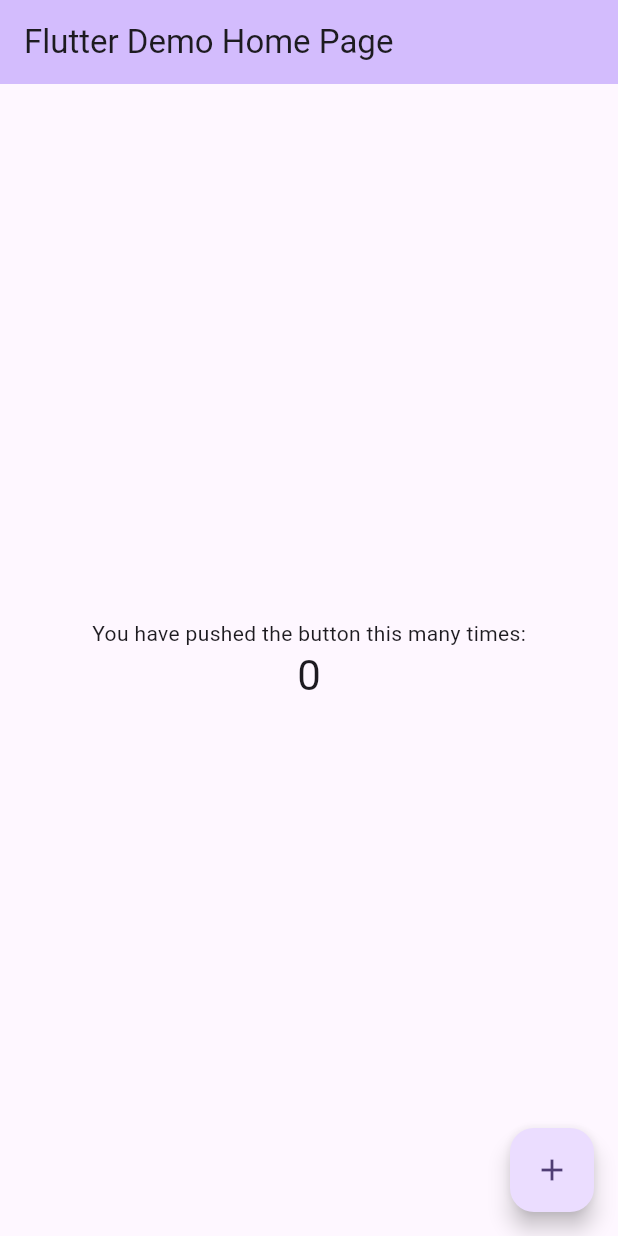
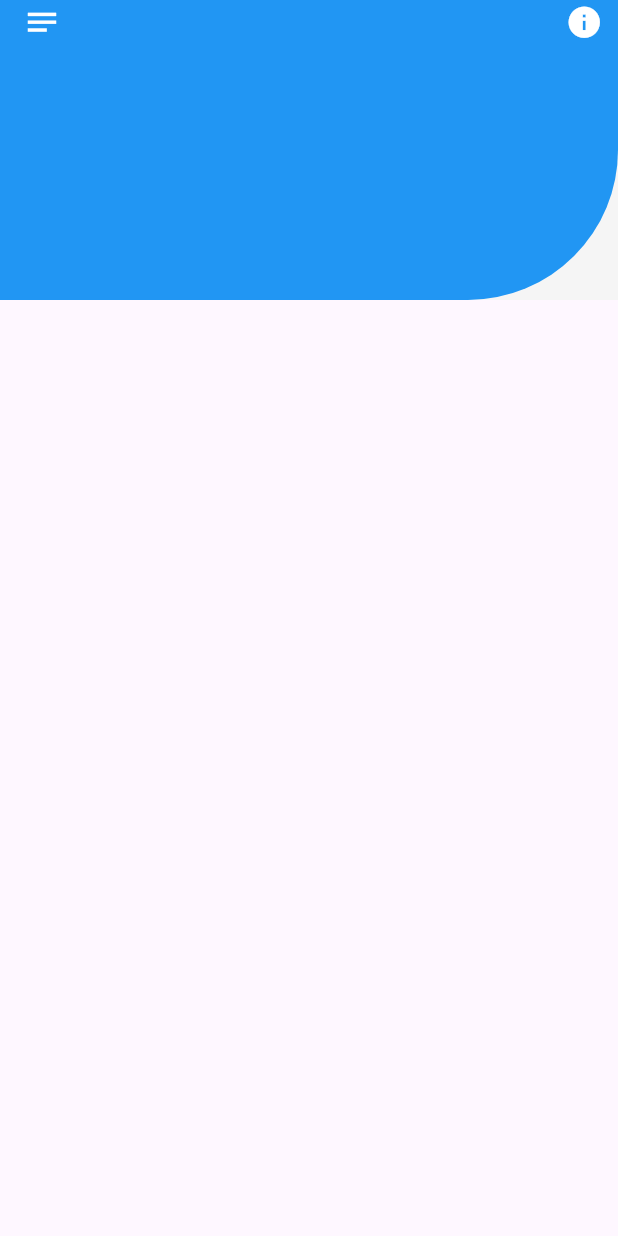
Before and after one commit to danielopara/flutter-projects, a Flutter app: the screen it shows after launch, on a phone screen of 412 x 824 dp. Run offline on Flutter 3.47's test engine with Material 3 defaults, Android fonts, the phone set to English and light mode, and no system bars; our stand-ins replace csv, google_fonts, share_plus, sqflite; missing offline and left inert: mobile_scanner; accounts and stored records are empty.

Commit message:
design format

```diff
--- a/fd_calculator/lib/main.dart
+++ b/fd_calculator/lib/main.dart
@@ -1,122 +1,55 @@
 import 'package:flutter/material.dart';
 
 void main() {
-  runApp(const MyApp());
+  runApp(MaterialApp(home: HomePage()));
 }
 
-class MyApp extends StatelessWidget {
-  const MyApp({super.key});
+class HomePage extends StatefulWidget {
+  const HomePage({super.key});
 
-  // This widget is the root of your application.
+  @override
+  State<HomePage> createState() => _HomePageState();
+}
+
+class _HomePageState extends State<HomePage> {
   @override
   Widget build(BuildContext context) {
-    return MaterialApp(
-      title: 'Flutter Demo',
-      theme: ThemeData(
-        // This is the theme of your application.
-        //
-        // TRY THIS: Try running your application with "flutter run". You'll see
-        // the application has a purple toolbar. Then, without quitting the app,
-        // try changing the seedColor in the colorScheme below to Colors.green
-        // and then invoke "hot reload" (save your changes or press the "hot
-        // reload" button in a Flutter-supported IDE, or press "r" if you used
-        // the command line to start the app).
-        //
-        // Notice that the counter didn't reset back to zero; the application
-        // state is not lost during the reload. To reset the state, use hot
-        // restart instead.
-        //
-        // This works for code too, not just values: Most code changes can be
-        // tested with just a hot reload.
-        colorScheme: .fromSeed(seedColor: Colors.deepPurple),
+    return Scaffold(
+      appBar: AppBar(
+        leading: Icon(Icons.notes, size: 25, color: Colors.white),
+        toolbarHeight: 30,
+        elevation: 0,
+        backgroundColor: Colors.blue,
+        actions: [
+          Padding(
+            padding: EdgeInsets.only(right: 10),
+            child: Icon(Icons.info, size: 25, color: Colors.white),
+          ),
+        ],
       ),
-      home: const MyHomePage(title: 'Flutter Demo Home Page'),
+      body: body(),
     );
   }
-}
 
-class MyHomePage extends StatefulWidget {
-  const MyHomePage({super.key, required this.title});
-
-  // This widget is the home page of your application. It is stateful, meaning
-  // that it has a State object (defined below) that contains fields that affect
-  // how it looks.
-
-  // This class is the configuration for the state. It holds the values (in this
-  // case the title) provided by the parent (in this case the App widget) and
-  // used by the build method of the State. Fields in a Widget subclass are
-  // always marked "final".
-
-  final String title;
-
-  @override
-  State<MyHomePage> createState() => _MyHomePageState();
-}
-
-class _MyHomePageState extends State<MyHomePage> {
-  int _counter = 0;
-
-  void _incrementCounter() {
-    setState(() {
-      // This call to setState tells the Flutter framework that something has
-      // changed in this State, which causes it to rerun the build method below
-      // so that the display can reflect the updated values. If we changed
-      // _counter without calling setState(), then the build method would not be
-      // called again, and so nothing would appear to happen.
-      _counter++;
-    });
-  }
-
-  @override
-  Widget build(BuildContext context) {
-    // This method is rerun every time setState is called, for instance as done
-    // by the _incrementCounter method above.
-    //
-    // The Flutter framework has been optimized to make rerunning build methods
-    // fast, so that you can just rebuild anything that needs updating rather
-    // than having to individually change instances of widgets.
-    return Scaffold(
-      appBar: AppBar(
-        // TRY THIS: Try changing the color here to a specific color (to
-        // Colors.amber, perhaps?) and trigger a hot reload to see the AppBar
-        // change color while the other colors stay the same.
-        backgroundColor: Theme.of(context).colorScheme.inversePrimary,
-        // Here we take the value from the MyHomePage object that was created by
-        // the App.build method, and use it to set our appbar title.
-        title: Text(widget.title),
-      ),
-      body: Center(
-        // Center is a layout widget. It takes a single child and positions it
-        // in the middle of the parent.
+  Widget body() {
+    return SingleChildScrollView(
+      child: Container(
+        color: Colors.grey[100],
         child: Column(
-          // Column is also a layout widget. It takes a list of children and
-          // arranges them vertically. By default, it sizes itself to fit its
-          // children horizontally, and tries to be as tall as its parent.
-          //
-          // Column has various properties to control how it sizes itself and
-          // how it positions its children. Here we use mainAxisAlignment to
-          // center the children vertically; the main axis here is the vertical
-          // axis because Columns are vertical (the cross axis would be
-          // horizontal).
-          //
-          // TRY THIS: Invoke "debug painting" (choose the "Toggle Debug Paint"
-          // action in the IDE, or press "p" in the console), to see the
-          // wireframe for each widget.
-          mainAxisAlignment: .center,
           children: [
-            const Text('You have pushed the button this many times:'),
-            Text(
-              '$_counter',
-              style: Theme.of(context).textTheme.headlineMedium,
+            Container(
+              height: 170,
+              decoration: BoxDecoration(
+                color: Colors.blue,
+                borderRadius: BorderRadius.only(
+                  bottomRight: Radius.circular(100),
+                ),
+              ),
+              // child: ,
             ),
           ],
         ),
       ),
-      floatingActionButton: FloatingActionButton(
-        onPressed: _incrementCounter,
-        tooltip: 'Increment',
-        child: const Icon(Icons.add),
-      ),
     );
   }
 }
--- a/fd_calculator/pubspec.yaml
+++ b/fd_calculator/pubspec.yaml
@@ -2,7 +2,7 @@ name: fd_calculator
 description: "A new Flutter project."
 # The following line prevents the package from being accidentally published to
 # pub.dev using `flutter pub publish`. This is preferred for private packages.
-publish_to: 'none' # Remove this line if you wish to publish to pub.dev
+publish_to: "none" # Remove this line if you wish to publish to pub.dev
 
 # The following defines the version and build number for your application.
 # A version number is three numbers separated by dots, like 1.2.43
@@ -34,6 +34,7 @@ dependencies:
   # The following adds the Cupertino Icons font to your application.
   # Use with the CupertinoIcons class for iOS style icons.
   cupertino_icons: ^1.0.8
+  google_fonts: ^8.2.1
 
 dev_dependencies:
   flutter_test:
@@ -51,7 +52,6 @@ dev_dependencies:
 
 # The following section is specific to Flutter packages.
 flutter:
-
   # The following line ensures that the Material Icons font is
   # included with your application, so that you can use the icons in
   # the material Icons class.
```
Also changed, not shown: fd_calculator/pubspec.lock, 3 other files.
